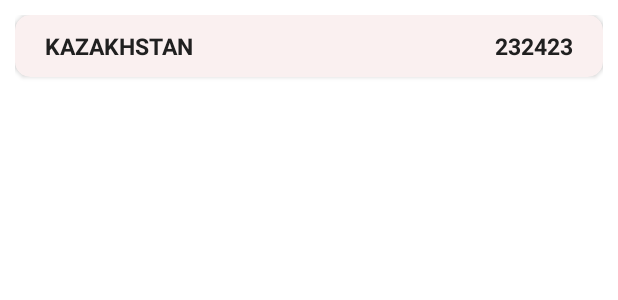
After one commit to tberdi/CovidTrackerApp, an Android app: the layout layout_item.xml on its own in the app's theme, with its tools: preview values and no code run, on a phone screen of 412 x 824 dp. The commit adds this screen. Shown: the top 300 px of the screen. Run offline under Robolectric (Android 15) with nearby library versions, the phone set to English and light mode, and no system bars.

Commit message:
COVID-19 tracker app

```diff
--- a/app/src/main/res/drawable/relativebg.xml
+++ b/app/src/main/res/drawable/relativebg.xml
@@ -2,7 +2,7 @@
 <shape xmlns:android="http://schemas.android.com/apk/res/android"
     android:shape="rectangle">
     <solid android:color="@color/relative_bg"></solid>
-    <corners android:bottomRightRadius="20dp"
-        android:bottomLeftRadius="20dp"></corners>
+    <corners android:topRightRadius="20dp"
+        android:topLeftRadius="20dp"></corners>
 
 </shape>
--- /dev/null
+++ b/app/src/main/res/layout/layout_item.xml
@@ -0,0 +1,53 @@
+<?xml version="1.0" encoding="utf-8"?>
+<RelativeLayout xmlns:android="http://schemas.android.com/apk/res/android"
+    android:layout_width="match_parent"
+    xmlns:app="http://schemas.android.com/apk/res-auto"
+    android:padding="10dp"
+    android:layout_height="match_parent">
+
+
+    <androidx.cardview.widget.CardView
+        android:layout_width="match_parent"
+        android:layout_height="wrap_content"
+        android:backgroundTint="#faf0f0"
+        app:cardCornerRadius="10dp"
+        android:padding="10dp">
+
+        <LinearLayout
+            android:layout_width="match_parent"
+            android:layout_height="wrap_content"
+            android:padding="10dp"
+            android:orientation="horizontal">
+
+            <TextView
+                android:layout_width="wrap_content"
+                android:layout_height="wrap_content"
+                android:text="KAZAKHSTAN"
+                android:textStyle="bold"
+                android:paddingLeft="10dp"
+                android:textColor="#202020"
+                android:id="@+id/countryname"
+                android:textSize="15sp"
+                android:layout_weight="1">
+
+            </TextView>
+
+            <TextView
+                android:layout_width="wrap_content"
+                android:layout_height="wrap_content"
+                android:text="232423"
+                android:id="@+id/countrycase"
+                android:paddingRight="10dp"
+                android:textSize="15sp"
+                android:textColor="#202020"
+                android:textStyle="bold" />
+
+
+
+
+        </LinearLayout>
+
+
+    </androidx.cardview.widget.CardView>
+
+</RelativeLayout>
--- a/app/src/main/res/values/colors.xml
+++ b/app/src/main/res/values/colors.xml
@@ -2,7 +2,7 @@
 <resources>
     <color name="purple_200">#FFBB86FC</color>
     <color name="purple_500">#FF6200EE</color>
-    <color name="purple_700">#FF3700B3</color>
+    <color name="purple_700">#2b2e4a</color>
     <color name="teal_200">#FF03DAC5</color>
     <color name="teal_700">#FF018786</color>
     <color name="black">#FF000000</color>
```
Also changed, not shown: app/src/main/java/com/example/android_final/Adapter.java (added, +92 -0 lines), app/src/main/java/com/example/android_final/ApiInterface.java (added, +14 -0 lines), app/src/main/java/com/example/android_final/ApiUtilities.java (added, +18 -0 lines), app/src/main/java/com/example/android_final/MainActivity.java (+159 -1 lines), app/src/main/java/com/example/android_final/ModelClass.java (added, +81 -0 lines), app/src/main/res/layout/activity_main.xml (+84 -90 lines).
